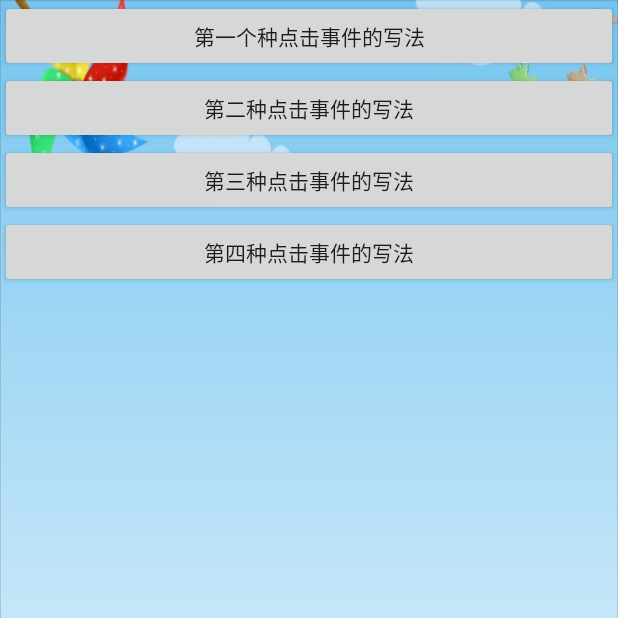
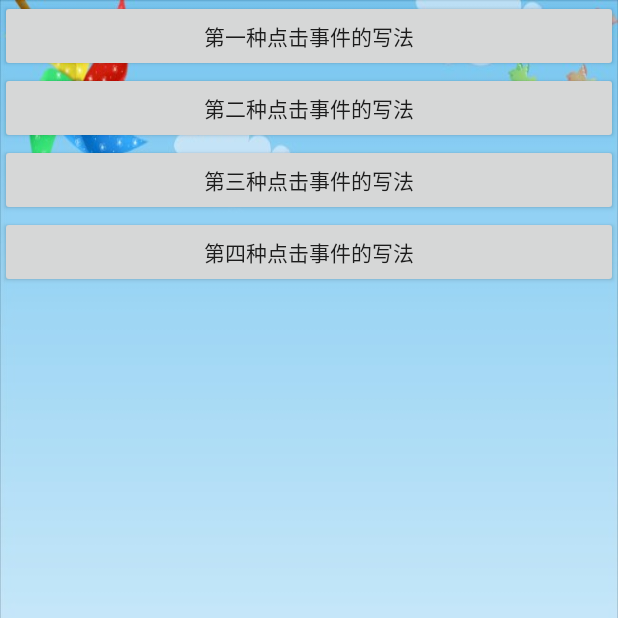
Before and after one commit to BruceAnda/Android52Base, an Android app: the ClickEventActivity screen opened directly, with no data from a screen before it, on a phone screen of 412 x 824 dp, the top half of it. Run offline under Robolectric (Android 15) with nearby library versions, the phone set to English and light mode, and no system bars.

```diff
--- a/app/src/main/res/layout/activity_click_event.xml
+++ b/app/src/main/res/layout/activity_click_event.xml
@@ -10,23 +10,23 @@
         android:layout_width="match_parent"
         android:layout_height="wrap_content"
         android:onClick="click"
-        android:text="第一个种点击事件的写法" />
+        android:text="@string/day01_values5" />
 
     <Button
         android:id="@+id/btn_click_two"
         android:layout_width="match_parent"
         android:layout_height="wrap_content"
-        android:text="第二种点击事件的写法" />
+        android:text="@string/day01_values6" />
 
     <Button
         android:id="@+id/btn_click_three"
         android:layout_width="match_parent"
         android:layout_height="wrap_content"
-        android:text="第三种点击事件的写法" />
+        android:text="@string/day01_values7" />
 
     <Button
         android:id="@+id/btn_click_four"
         android:layout_width="match_parent"
         android:layout_height="wrap_content"
-        android:text="第四种点击事件的写法" />
+        android:text="@string/day01_values8" />
 </LinearLayout>
--- a/app/src/main/res/values/strings.xml
+++ b/app/src/main/res/values/strings.xml
@@ -4,6 +4,10 @@
     <string name="day01_values2">输入电话号码</string>
     <string name="day01_values3">拨打电话</string>
     <string name="day01_values4">发送短信</string>
+    <string name="day01_values5">第一种点击事件的写法</string>
+    <string name="day01_values6">第二种点击事件的写法</string>
+    <string name="day01_values7">第三种点击事件的写法</string>
+    <string name="day01_values8">第四种点击事件的写法</string>
 
     <!-- 主界面列表 -->
     <array name="Main">
```
Also changed, not shown: 3 other files.
